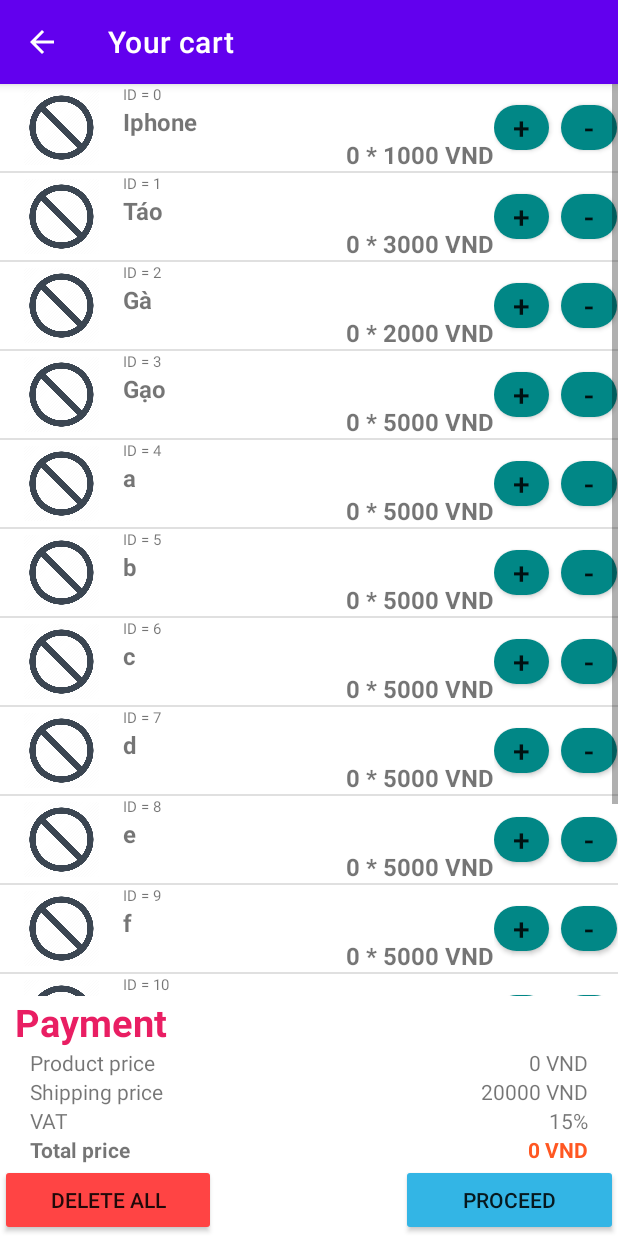
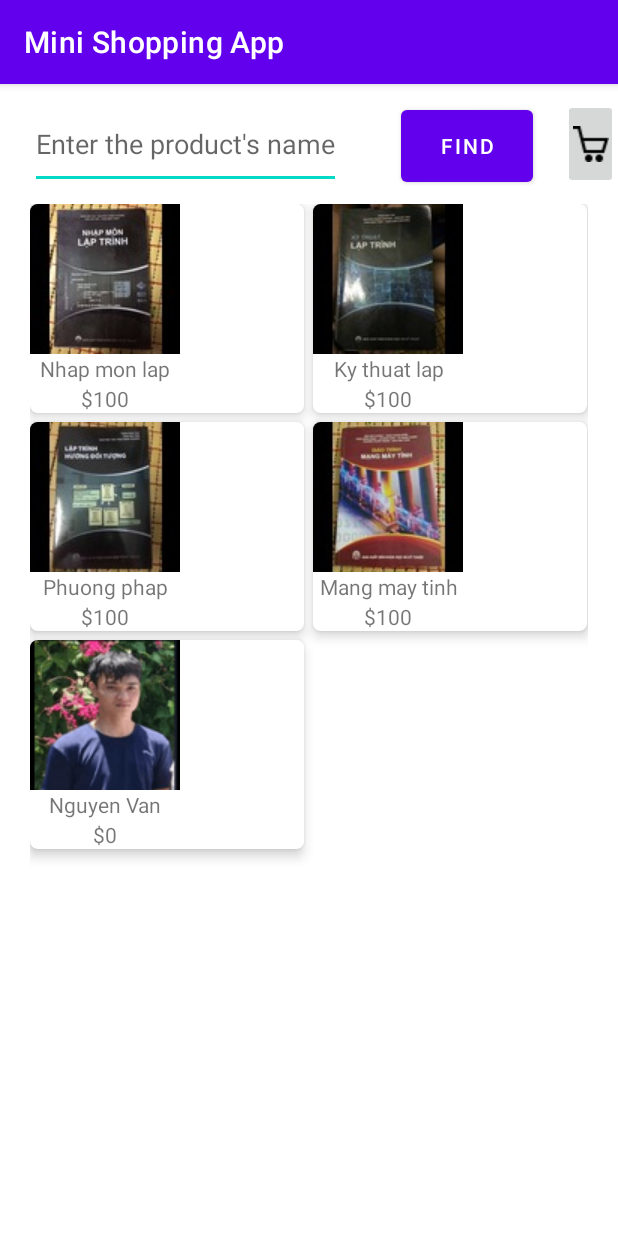
Before and after one commit to mekanican/MiniShopping, an Android app: the screen it shows after launch (Cart before the commit, Home after it), after a tap on "GET STARTED", on a phone screen of 412 x 824 dp. Run offline under Robolectric (Android 15) with nearby library versions, the phone set to English and light mode, and no system bars; 8 statements that could not run were skipped.

Commit message:
init homepage

```diff
--- a/app/src/main/AndroidManifest.xml
+++ b/app/src/main/AndroidManifest.xml
@@ -12,6 +12,13 @@
         android:supportsRtl="true"
         android:theme="@style/Theme.MiniShoping"
         tools:targetApi="31">
+        <activity
+            android:name=".Home"
+            android:exported="false">
+            <meta-data
+                android:name="android.app.lib_name"
+                android:value="" />
+        </activity>
         <activity
             android:name=".Cart"
             android:exported="false">
--- /dev/null
+++ b/app/src/main/java/com/nlh/minishoping/Home.java
@@ -0,0 +1,77 @@
+package com.nlh.minishoping;
+
+import androidx.appcompat.app.AppCompatActivity;
+
+import android.os.Bundle;
+import android.view.View;
+import android.widget.GridView;
+
+import java.util.ArrayList;
+
+public class Home extends AppCompatActivity {
+
+    GridView gvProductList;
+
+    @Override
+    protected void onCreate(Bundle savedInstanceState) {
+        super.onCreate(savedInstanceState);
+        setContentView(R.layout.activity_home);
+
+        gvProductList = findViewById(R.id.grid_view_product_list);
+        ArrayList<HomeProduct> homeProductArrayList = new ArrayList<HomeProduct>();
+
+        homeProductArrayList.add(new HomeProduct("NMLT", "Nhap mon lap trinh", R.drawable.nmlt, 100));
+        homeProductArrayList.add(new HomeProduct("KTLT", "Ky thuat lap trinh", R.drawable.ktlt, 100));
+        homeProductArrayList.add(new HomeProduct("OOP", "Phuong phap lap trinh huong doi tuong", R.drawable.oop, 100));
+        homeProductArrayList.add(new HomeProduct("MMT", "Mang may tinh", R.drawable.mmt, 100));
+        homeProductArrayList.add(new HomeProduct("NVH", "Nguyen Van Hung", R.drawable.hung, 0));
+
+        ProductGridViewAdapter productGridViewAdapter = new ProductGridViewAdapter(this, homeProductArrayList);
+        gvProductList.setAdapter(productGridViewAdapter);
+    }
+
+    public void productFindClicked(View view) {
+
+    }
+
+    public void shoppingCartClicked(View view) {
+
+    }
+
+}
+
+class HomeProduct {
+    public HomeProduct(String id, String name, int image, int price) {
+        mId = id;
+        mName = name;
+        mImageId = image;
+        mPrice = Integer.max(price, 0);
+    }
+
+    public HomeProduct(String name, int image, int price) {
+        mName = name;
+        mImageId = image;
+        mPrice = price;
+    }
+
+    public String getId() {
+        return mId;
+    }
+
+    public String getName() {
+        return mName;
+    }
+
+    public int getImageId() {
+        return mImageId;
+    }
+
+    public int getmPrice() {
+        return mPrice;
+    }
+
+    private String mId;
+    private String mName;
+    private int mImageId;
+    private int mPrice;
+}
--- a/app/src/main/java/com/nlh/minishoping/MainActivity.java
+++ b/app/src/main/java/com/nlh/minishoping/MainActivity.java
@@ -34,7 +34,7 @@ public class MainActivity extends AppCompatActivity {
         // Button to switch activity (e.g. Cart activity)
         Button button = findViewById(R.id.button);
         button.setOnClickListener(view -> {
-            Intent intent = new Intent(this, Cart.class);
+            Intent intent = new Intent(this, Home.class);
             startActivity(intent);
         });
 
--- /dev/null
+++ b/app/src/main/java/com/nlh/minishoping/ProductGridViewAdapter.java
@@ -0,0 +1,50 @@
+//https://www.geeksforgeeks.org/gridview-in-android-with-example/
+package com.nlh.minishoping;
+
+import android.content.Context;
+import android.content.Intent;
+import android.view.LayoutInflater;
+import android.view.View;
+import android.view.ViewGroup;
+import android.widget.ArrayAdapter;
+import android.widget.ImageView;
+import android.widget.TextView;
+
+import androidx.annotation.NonNull;
+import androidx.annotation.Nullable;
+
+import java.util.ArrayList;
+
+public class ProductGridViewAdapter extends ArrayAdapter<HomeProduct> {
+    public ProductGridViewAdapter(@NonNull Context context, ArrayList<HomeProduct> productArrayList) {
+        super(context, 0, productArrayList);
+    }
+
+    @NonNull
+    @Override
+    public View getView(int position, @Nullable View convertView, @NonNull ViewGroup parent) {
+        View listItemView = convertView;
+
+        if (listItemView == null) {
+            listItemView = LayoutInflater.from(getContext()).inflate(R.layout.card_item, parent, false);
+        }
+
+        HomeProduct product = getItem(position);
+        TextView tvProductName = listItemView.findViewById(R.id.tvProductName);
+        ImageView ivProductImage = listItemView.findViewById(R.id.ivProductImage);
+        TextView tvProductPrice = listItemView.findViewById(R.id.tvProductPrice);
+
+        tvProductName.setText(product.getName());
+        ivProductImage.setImageResource(product.getImageId());
+        tvProductPrice.setText('$' + Integer.toString(product.getmPrice()));
+
+        listItemView.setOnClickListener(new View.OnClickListener() {
+            @Override
+            public void onClick(View view) {
+
+            }
+        });
+
+        return listItemView;
+    }
+}
--- /dev/null
+++ b/app/src/main/res/layout/activity_home.xml
@@ -0,0 +1,66 @@
+<?xml version="1.0" encoding="utf-8"?>
+<LinearLayout xmlns:android="http://schemas.android.com/apk/res/android"
+    xmlns:app="http://schemas.android.com/apk/res-auto"
+    xmlns:tools="http://schemas.android.com/tools"
+    android:layout_width="match_parent"
+    android:layout_height="match_parent"
+    android:orientation="vertical"
+    tools:context=".Home">
+
+
+    <LinearLayout
+        android:id="@+id/linear_layout_header"
+        android:layout_width="match_parent"
+        android:layout_height="wrap_content"
+        android:orientation="horizontal">
+
+        <EditText
+            android:id="@+id/et_product_name"
+            android:layout_width="wrap_content"
+            android:layout_height="60dp"
+            android:hint="Enter the product's name"
+            android:layout_marginTop="10dp"
+            android:layout_marginLeft="20dp"
+            android:layout_marginRight="20dp">
+
+        </EditText>
+
+        <Button
+            android:id="@+id/btn_search"
+            android:layout_width="wrap_content"
+            android:layout_height="60dp"
+            android:text="Find"
+            android:layout_marginTop="10dp"
+            android:layout_marginLeft="20dp"
+            android:layout_marginRight="20dp"
+            android:onClick="productFindClicked"/>
+
+        <ImageButton
+            android:id="@+id/btn_cart"
+            android:layout_width="wrap_content"
+            android:layout_height="60dp"
+            app:srcCompat="@drawable/ic_cart"
+            android:onClick="shoppingCartClicked"
+            android:layout_marginTop="10dp"
+            />
+
+    </LinearLayout>
+
+    <GridView
+        android:id="@+id/grid_view_product_list"
+        android:layout_width="match_parent"
+        android:layout_height="match_parent"
+        android:layout_gravity="center"
+        android:gravity="center"
+        android:numColumns="2"
+        android:layout_marginLeft="20dp"
+        android:layout_marginRight="20dp"
+        android:layout_marginTop="10dp"
+        android:horizontalSpacing="6dp"
+        android:verticalSpacing="6dp"
+        android:scrollbars="vertical"
+        >
+
+    </GridView>
+
+</LinearLayout>
--- /dev/null
+++ b/app/src/main/res/layout/card_item.xml
@@ -0,0 +1,50 @@
+<?xml version="1.0" encoding="utf-8"?>
+<!--https://www.geeksforgeeks.org/gridview-in-android-with-example/-->
+<androidx.cardview.widget.CardView xmlns:android="http://schemas.android.com/apk/res/android"
+    android:layout_width="match_parent"
+    android:layout_height="wrap_content"
+    xmlns:app="http://schemas.android.com/apk/res-auto"
+    android:layout_gravity="center"
+    android:layout_margin="5dp"
+    app:cardCornerRadius="5dp"
+    app:cardElevation="5dp">
+
+    <LinearLayout
+        android:layout_width="wrap_content"
+        android:layout_height="wrap_content"
+        android:orientation="vertical">
+
+        <ImageView
+            android:id="@+id/ivProductImage"
+            android:layout_width="wrap_content"
+            android:layout_height="wrap_content"
+            android:layout_gravity="center"
+            android:src="@mipmap/ic_launcher"
+            android:layout_weight="1">
+        </ImageView>
+
+        <TextView
+            android:id="@+id/tvProductName"
+            android:layout_width="match_parent"
+            android:layout_height="20dp"
+            android:text="@string/app_name"
+            android:layout_gravity="center"
+            android:gravity="center"
+            android:textAlignment="center"
+            android:layout_weight="1">
+        </TextView>
+
+        <TextView
+            android:id="@+id/tvProductPrice"
+            android:layout_width="match_parent"
+            android:layout_height="wrap_content"
+            android:layout_gravity="center"
+            android:gravity="center"
+            android:text="@string/app_name"
+            android:textAlignment="center"
+            android:layout_weight="1">
+        </TextView>
+
+    </LinearLayout>
+
+</androidx.cardview.widget.CardView>
```
Also changed, not shown: app/src/main/res/drawable/hung.png (added), app/src/main/res/drawable/ic_cart.png (added), app/src/main/res/drawable/ktlt.jpg (added), app/src/main/res/drawable/mmt.jpg (added), app/src/main/res/drawable/nmlt.jpg (added), app/src/main/res/drawable/oop.jpg (added).
